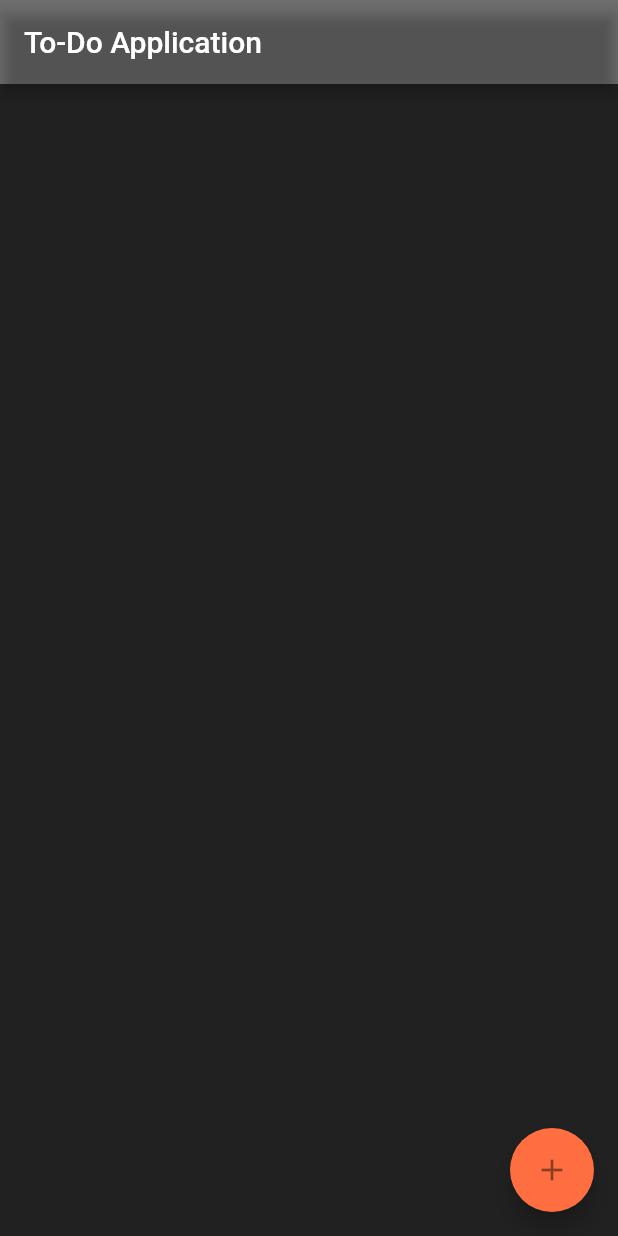
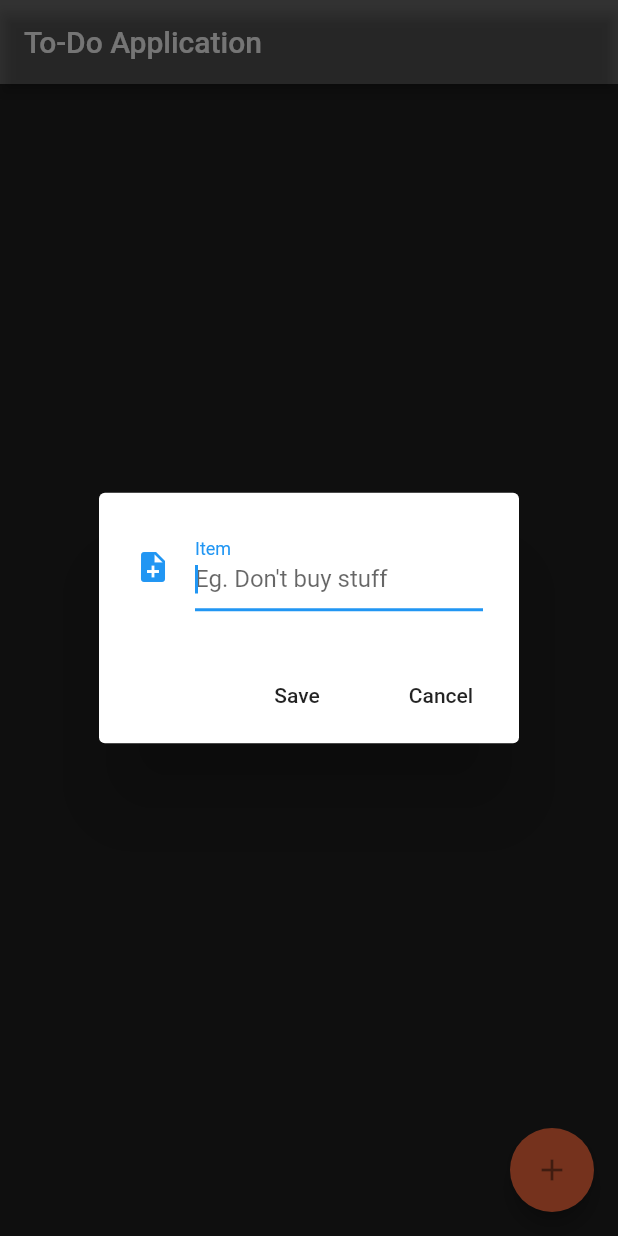
Before and after one commit to MohitP197-zz/Flutter-To-Do-Application, a Flutter app: the screen it shows after launch, after a tap on the "add" icon, on a phone screen of 412 x 824 dp. Run offline on Flutter 3.47's test engine with Material 2 defaults, Android fonts, the phone set to English and light mode, and no system bars; our stand-ins replace sqflite; accounts and stored records are empty.

Commit message:
Updated todo_screen page

```diff
--- a/lib/ui/todo_screen.dart
+++ b/lib/ui/todo_screen.dart
@@ -6,6 +6,7 @@ class ToDoScreen extends StatefulWidget {
 }
 
 class _ToDoScreenState extends State<ToDoScreen> {
+  final TextEditingController _textEditingController = TextEditingController();
   @override
   Widget build(BuildContext context) {
     return Scaffold(
@@ -21,5 +22,40 @@ class _ToDoScreenState extends State<ToDoScreen> {
     );
   }
 
-  void _showFormDialog() {}
+  void _showFormDialog() {
+    var alert = AlertDialog(
+      content: Row(
+        children: <Widget>[
+          Expanded(
+              child: TextField(
+            controller: _textEditingController,
+            autofocus: true,
+            decoration: InputDecoration(
+              labelText: "Item",
+              hintText: "Eg. Don't buy stuff",
+              icon: Icon(Icons.note_add),
+            ),
+          )),
+        ],
+      ),
+      actions: <Widget>[
+        FlatButton(
+          onPressed: () {
+            // _handleSubmit(_textEditingController.text);
+            _textEditingController.clear();
+          },
+          child: Text("Save"),
+        ),
+        FlatButton(
+          onPressed: () => Navigator.pop(context),
+          child: Text("Cancel"),
+        ),
+      ],
+    );
+    showDialog(
+        context: context,
+        builder: (_) {
+          return alert;
+        });
+  }
 }
```
